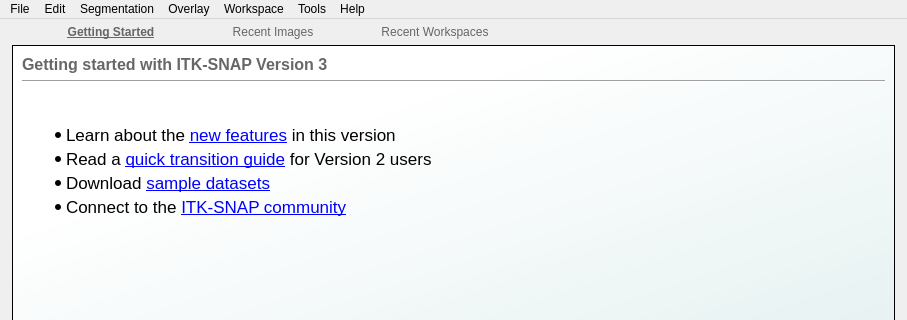
Before: the Qt Designer form GUI/Qt/Windows/MainImageWindow.ui in pyushkevich/itksnap, drawn with Qt 5; both pictures show x 0 to 907 and y 0 to 320 of the 907 by 700 pixel window.
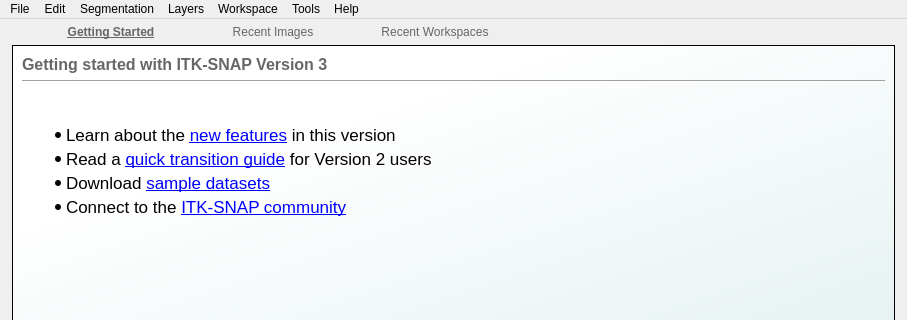
After: the same form once the commit is applied. Icons and pictures are not drawn. Custom widgets are drawn as their Qt base class.

Commit message: More cosmetics and clean up of the menu, got rid of the term overlay

The edit to the form file:
```diff
--- a/GUI/Qt/Windows/MainImageWindow.ui
+++ b/GUI/Qt/Windows/MainImageWindow.ui
@@ -444,7 +444,7 @@
    </widget>
    <widget class="QMenu" name="menuOverlay">
     <property name="title">
-     <string>Overlay</string>
+     <string>Layers</string>
     </property>
     <widget class="QMenu" name="menuOverlayAppearance">
      <property name="title">
```
Left out of the diff: 31 changed lines with no effect on the pictures. The commit also changes 5 other files.
